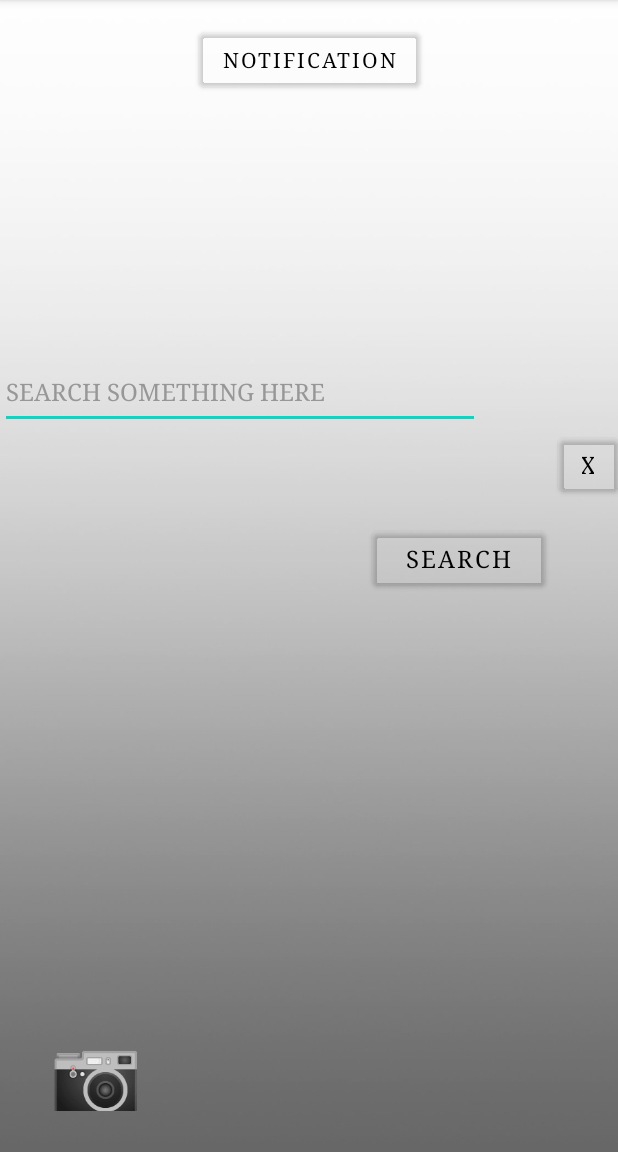
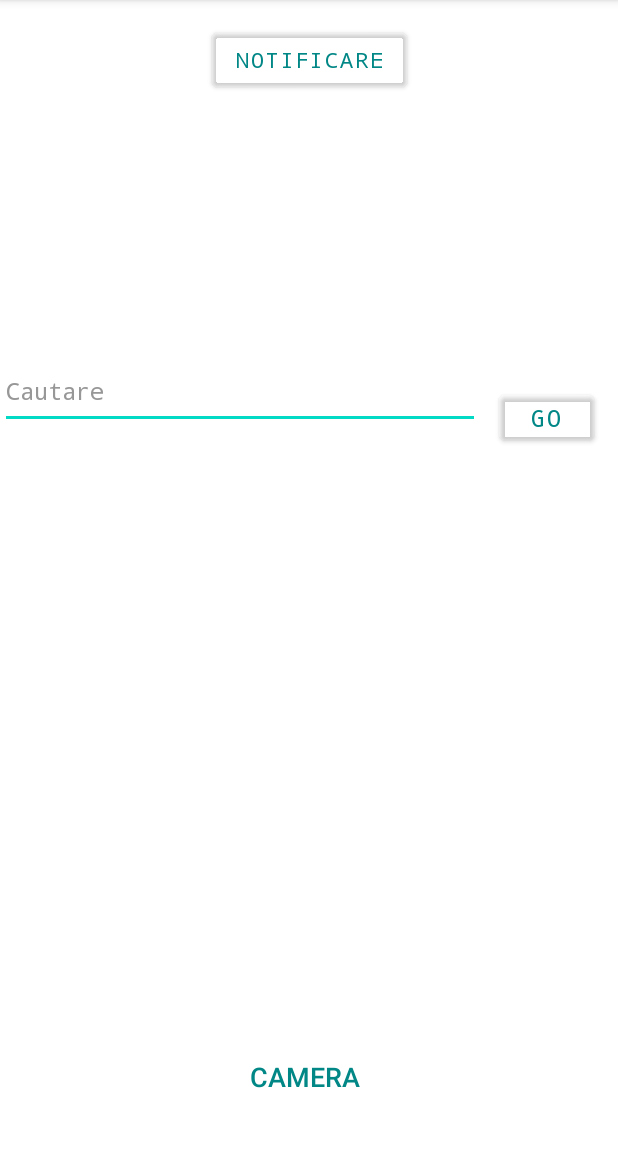
Before and after one commit to Rendrum/PAM, an Android app: the screen it shows after launch (MainActivity), on a phone screen of 412 x 824 dp, the part 84-1236 px from its top. Run offline under Robolectric (Android 15) with nearby library versions, the phone set to English and light mode, and no system bars.

Commit message:
app name change front-end changes

```diff
--- a/PAM_lab1/app/src/main/java/com/example/searchapplication/MainActivity.java
+++ b/PAM_lab1/app/src/main/java/com/example/searchapplication/MainActivity.java
@@ -41,16 +41,8 @@ public class MainActivity extends AppCompatActivity {
 
         });
 
-        bt_clear=(Button)findViewById(R.id.bt_clear);
-        bt_clear.setOnClickListener(new Button.OnClickListener()
 
-        {
-            @Override
-            public void onClick
-                    (View v) {
-                editText.setText("");
-            }
-        });
+
         camera_open_id = (Button) findViewById(R.id.camera_button);
         camera_open_id.setOnClickListener(new View.OnClickListener() {
 
--- a/PAM_lab1/app/src/main/res/layout/activity_main.xml
+++ b/PAM_lab1/app/src/main/res/layout/activity_main.xml
@@ -4,7 +4,6 @@
     xmlns:tools="http://schemas.android.com/tools"
     android:layout_width="match_parent"
     android:layout_height="match_parent"
-    android:background="@drawable/bg2"
     tools:context=".MainActivity">
 
 
@@ -14,9 +13,9 @@
         android:layout_height="48dp"
         android:layout_marginTop="16dp"
         android:backgroundTint="#0000ffff"
-        android:text="Notification"
-        android:textColor="#000000"
-        android:typeface="serif"
+        android:text="Notificare"
+        android:textColor="@color/teal_700"
+        android:typeface="monospace"
         app:layout_constraintEnd_toEndOf="parent"
         app:layout_constraintStart_toStartOf="parent"
         app:layout_constraintTop_toTopOf="parent" />
@@ -27,13 +26,13 @@
         android:layout_height="50dp"
         android:layout_marginTop="236dp"
         android:ems="10"
-        android:hint="SEARCH SOMETHING HERE"
+        android:hint="Cautare"
         android:textColor="#000000"
         android:textColorHighlight="#0C0C0C"
         android:textColorHint="#979797"
         android:textColorLink="#000000"
         android:textSize="16sp"
-        android:typeface="serif"
+        android:typeface="monospace"
         app:layout_constraintEnd_toEndOf="parent"
         app:layout_constraintHorizontal_bias="0.0"
         app:layout_constraintStart_toStartOf="parent"
@@ -41,53 +40,38 @@
 
     <Button
         android:id="@+id/bt_search"
-        android:layout_width="115dp"
-        android:layout_height="48dp"
+        android:layout_width="63dp"
+        android:layout_height="42dp"
         android:backgroundTint="#0000ffff"
-        android:text="Search"
-        android:textColor="#000000"
+        android:text="Go"
+        android:textColor="@color/teal_700"
         android:textSize="16sp"
-        android:typeface="serif"
+        android:typeface="monospace"
         app:layout_constraintBottom_toBottomOf="parent"
         app:layout_constraintEnd_toEndOf="parent"
-        app:layout_constraintHorizontal_bias="0.836"
+        app:layout_constraintHorizontal_bias="0.954"
         app:layout_constraintStart_toStartOf="parent"
         app:layout_constraintTop_toTopOf="parent"
-        app:layout_constraintVertical_bias="0.483" />
-
-    <Button
-        android:id="@+id/bt_clear"
-        android:layout_width="40dp"
-        android:layout_height="47dp"
-        android:backgroundTint="#0000ffff"
-        android:text="X"
-        android:textColor="#000000"
-        android:textSize="16sp"
-        android:typeface="serif"
-        app:layout_constraintBottom_toBottomOf="parent"
-        app:layout_constraintEnd_toEndOf="parent"
-        app:layout_constraintHorizontal_bias="1.0"
-        app:layout_constraintStart_toStartOf="parent"
-        app:layout_constraintTop_toTopOf="parent"
-        app:layout_constraintVertical_bias="0.397" />
+        app:layout_constraintVertical_bias="0.354" />
 
     <Button
         android:id="@+id/camera_button"
         style="@style/Widget.AppCompat.Button.Borderless"
-        android:layout_width="95dp"
-        android:layout_height="80dp"
+        android:layout_width="124dp"
+        android:layout_height="66dp"
         android:background="#0000ffff"
         android:backgroundTint="#0000ffff"
         android:rotationX="0"
         android:shadowColor="#0000ffff"
-        android:text="📷"
+        android:text="Camera"
+        android:textColor="@color/teal_700"
         android:textColorHighlight="#0000ffff"
         android:textColorHint="#0000ffff"
         android:textColorLink="#0000ffff"
-        android:textSize="50dp"
+        android:textSize="18dp"
         app:layout_constraintBottom_toBottomOf="parent"
         app:layout_constraintEnd_toEndOf="parent"
-        app:layout_constraintHorizontal_bias="0.05"
+        app:layout_constraintHorizontal_bias="0.491"
         app:layout_constraintStart_toStartOf="parent"
         app:layout_constraintTop_toTopOf="parent"
         app:layout_constraintVertical_bias="0.975"
@@ -101,7 +85,7 @@
         android:layout_height="29dp"
         android:layout_marginTop="624dp"
         android:backgroundTint="#0000ffff"
-        android:text="➾"
+        android:text=""
         android:textColor="#000000"
         android:textSize="40dp"
         app:layout_constraintEnd_toEndOf="parent"
```
Also changed, not shown: PAM_lab1/app/src/main/ic_tryy-playstore.png, PAM_lab1/app/src/main/res/mipmap-hdpi/ic_tryy.png, PAM_lab1/app/src/main/res/mipmap-hdpi/ic_tryy_foreground.png, PAM_lab1/app/src/main/res/mipmap-hdpi/ic_tryy_round.png, PAM_lab1/app/src/main/res/mipmap-mdpi/ic_tryy.png, PAM_lab1/app/src/main/res/mipmap-mdpi/ic_tryy_foreground.png, PAM_lab1/app/src/main/res/mipmap-mdpi/ic_tryy_round.png, PAM_lab1/app/src/main/res/mipmap-xhdpi/ic_tryy.png, PAM_lab1/app/src/main/res/mipmap-xhdpi/ic_tryy_foreground.png, PAM_lab1/app/src/main/res/mipmap-xhdpi/ic_tryy_round.png, PAM_lab1/app/src/main/res/mipmap-xxhdpi/ic_tryy.png, PAM_lab1/app/src/main/res/mipmap-xxhdpi/ic_tryy_foreground.png, PAM_lab1/app/src/main/res/mipmap-xxhdpi/ic_tryy_round.png, PAM_lab1/app/src/main/res/mipmap-xxxhdpi/ic_tryy.png, 2 more files.
